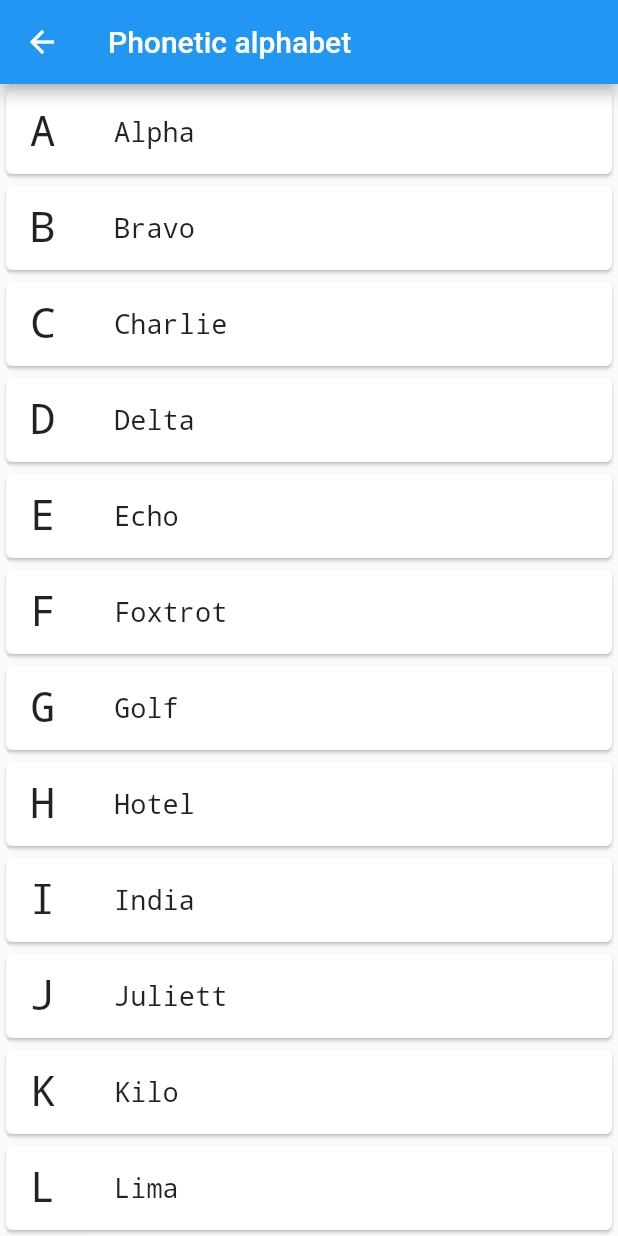
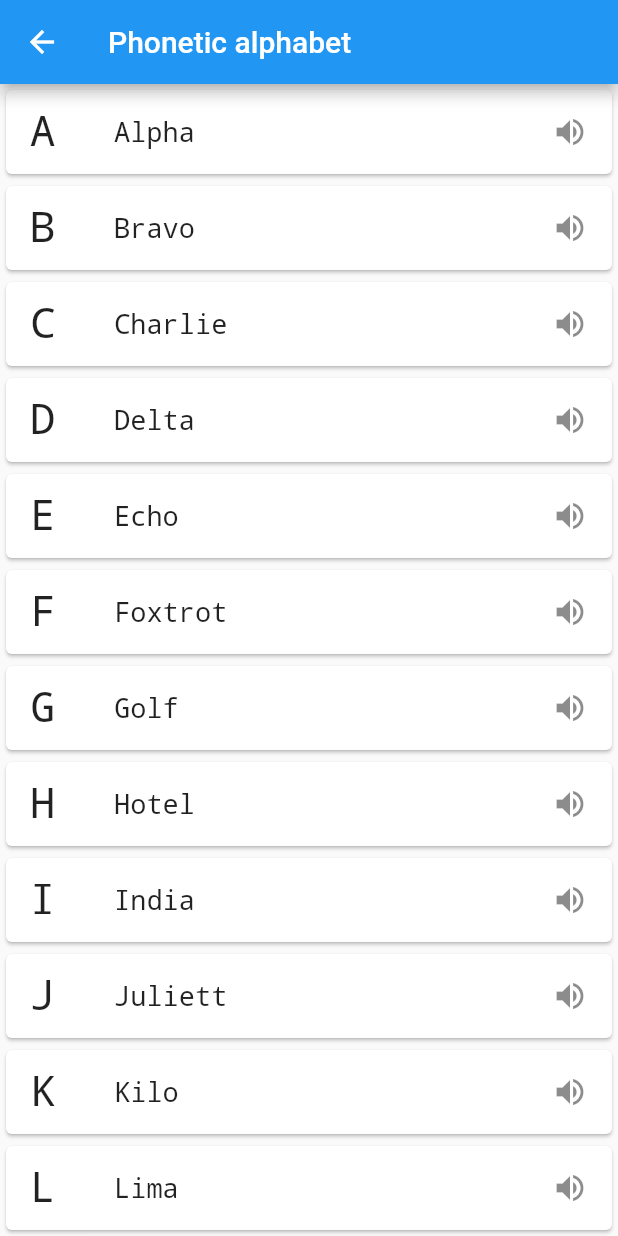
Before and after one commit to sashko/speak_nato, a Flutter app: the AlphabetScreen screen opened by its route, on a phone screen of 412 x 824 dp. Run offline on Flutter 3.47's test engine with Material 2 defaults, Android fonts, the phone set to English and light mode, and no system bars; our stand-ins replace flushbar, flutter_tts, shared_preferences; missing offline and left inert: card_settings; accounts and stored records are empty.

Commit message:
AlphabetScreen: add speech icon to ListTile
So the user knows that they can click on it to hear the pronunciation.

Signed-off-by: Oleksandr Kravchuk <dev@sashko.rv.ua>

```diff
--- a/lib/screens/alphabet_screen.dart
+++ b/lib/screens/alphabet_screen.dart
@@ -57,6 +57,7 @@ class AlphabetScreen extends StatelessWidget {
                     title: new Text(getWords()[index],
                         style: new TextStyle(
                             fontSize: _fontSize, fontFamily: _fontFamily)),
+                    trailing: Icon(Icons.volume_up),
                     onTap: () {
                       pronounceWord(getWords()[index]);
                     }),
```
